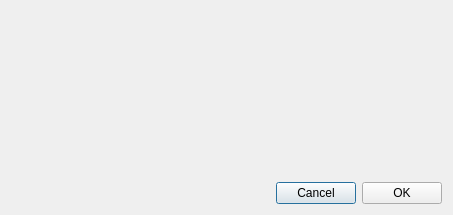
This is xdebuggerloaddialog.ui in horsicq/XDebuggerWidget as Qt 5 draws it before an edit. The edited form follows.
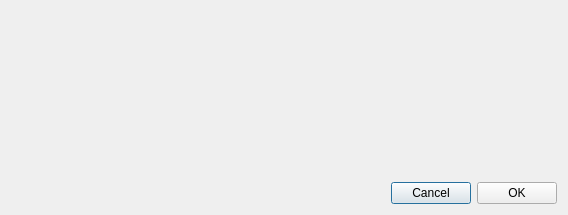
This is the edited form.

```diff
--- a/xdebuggerloaddialog.ui
+++ b/xdebuggerloaddialog.ui
@@ -9,7 +9,7 @@
    <rect>
     <x>0</x>
     <y>0</y>
-    <width>453</width>
+    <width>568</width>
     <height>215</height>
    </rect>
   </property>
```
